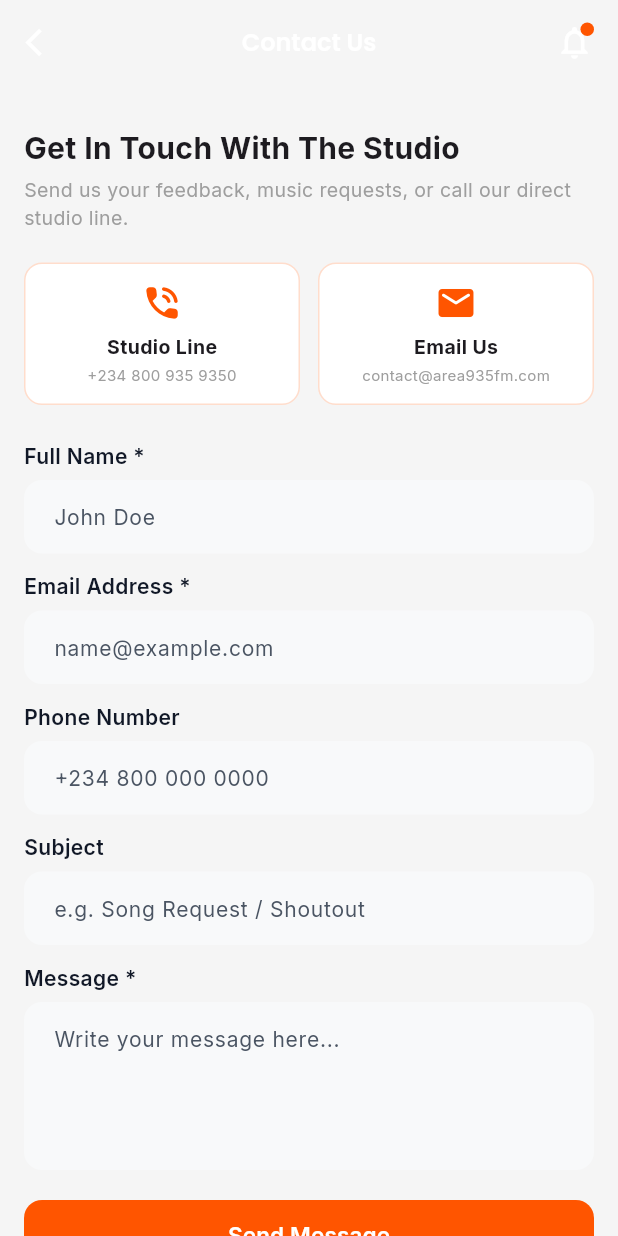
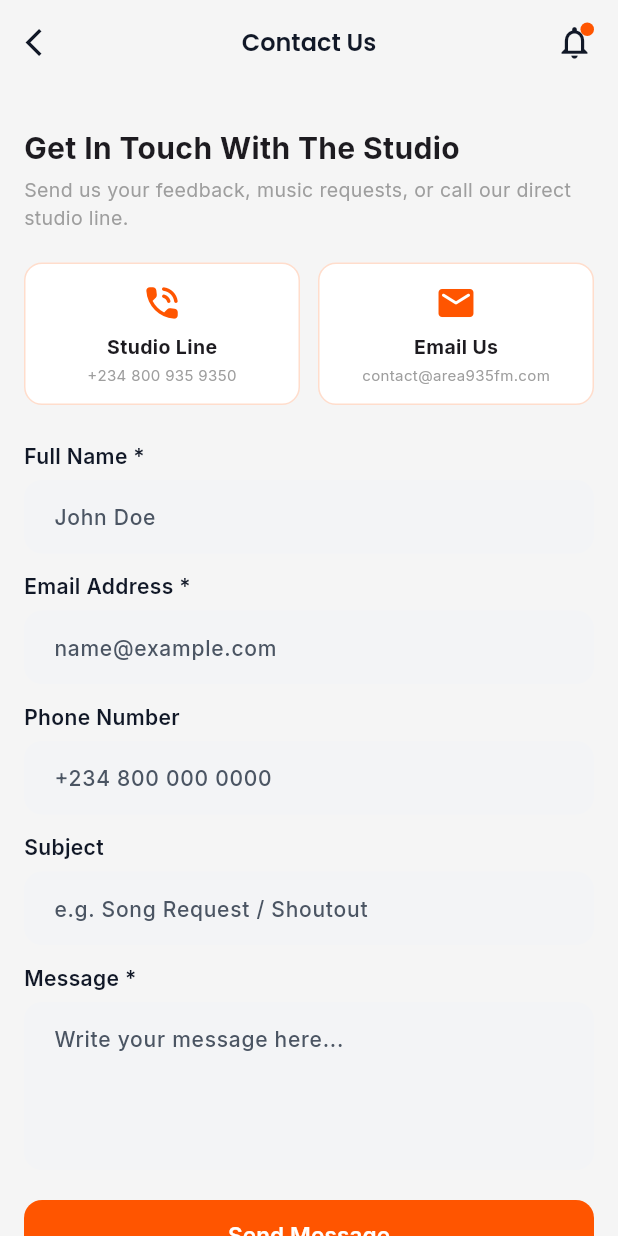
Before and after one commit to m16-omar/93.5-Area-FM-App, a Flutter app: the ContactView screen opened by its route, on a phone screen of 412 x 824 dp. Run offline on Flutter 3.47's test engine with Material 3 defaults, Android fonts, the phone set to English and light mode, and no system bars; our stand-ins replace cached_network_image, dio, flutter_riverpod, go_router, google_fonts, hive_flutter and 3 more; accounts and stored records are empty; network calls fail.

Commit message:
fix: make app bar icons, status bar, section headers, and text input fields theme-aware for maximum visibility in light and dark modes

```diff
--- a/lib/common/components/custom_app_bar.dart
+++ b/lib/common/components/custom_app_bar.dart
@@ -6,7 +6,7 @@ import '../../const/app_assets.dart';
 
 /// Centered logo app bar matching the designer spec.
 /// Shows hamburger (drawer) on left, prominent brand logo in center,
-/// and notification bell on right by default.
+/// and notification bell on right by default. Theme-aware for light/dark modes.
 class AreaFMAppBar extends StatelessWidget implements PreferredSizeWidget {
   final bool showBack;
   final bool showNotification;
@@ -31,50 +31,54 @@ class AreaFMAppBar extends StatelessWidget implements PreferredSizeWidget {
 
   @override
   Widget build(BuildContext context) {
+    final isDark = Theme.of(context).brightness == Brightness.dark;
+    final iconColor = isDark ? Colors.white : AppColors.textPrimaryLight;
+
     return AnnotatedRegion<SystemUiOverlayStyle>(
-      value: const SystemUiOverlayStyle(
+      value: SystemUiOverlayStyle(
         statusBarColor: Colors.transparent,
-        statusBarIconBrightness: Brightness.light,
+        statusBarIconBrightness: isDark ? Brightness.light : Brightness.dark,
       ),
       child: AppBar(
         backgroundColor: Colors.transparent,
         elevation: 0,
         scrolledUnderElevation: 0,
         automaticallyImplyLeading: false,
-        systemOverlayStyle: const SystemUiOverlayStyle(
+        systemOverlayStyle: SystemUiOverlayStyle(
           statusBarColor: Colors.transparent,
-          statusBarIconBrightness: Brightness.light,
+          statusBarIconBrightness: isDark ? Brightness.light : Brightness.dark,
         ),
         leading: showBack
             ? IconButton(
-                icon: const Icon(Icons.arrow_back_ios, color: Colors.white, size: 22),
+                icon: Icon(Icons.arrow_back_ios, color: iconColor, size: 22),
                 onPressed: () => Navigator.of(context).pop(),
               )
             : IconButton(
-                icon: const Icon(Icons.menu, color: Colors.white, size: 26),
+                icon: Icon(Icons.menu, color: iconColor, size: 26),
                 onPressed: onMenuTap ?? () => Scaffold.of(context).openDrawer(),
               ),
         title: title != null
             ? Text(
                 title!,
                 style: GoogleFonts.poppins(
-                  color: Colors.white,
+                  color: iconColor,
                   fontSize: 16,
                   fontWeight: FontWeight.w600,
                 ),
               )
-            : _AreaFMLogo(),
+            : _AreaFMLogo(isDark: isDark),
         centerTitle: true,
         actions: actions ??
             [
               if (showSearch)
                 IconButton(
-                  icon: const Icon(Icons.search, color: Colors.white, size: 24),
+                  icon: Icon(Icons.search, color: iconColor, size: 24),
                   onPressed: () {},
                 ),
               if (showNotification)
                 _NotificationBell(
                   count: notificationCount,
+                  iconColor: iconColor,
                   onTap: onNotificationTap,
                 ),
               const SizedBox(width: 8),
@@ -88,6 +92,9 @@ class AreaFMAppBar extends StatelessWidget implements PreferredSizeWidget {
 }
 
 class _AreaFMLogo extends StatelessWidget {
+  final bool isDark;
+  const _AreaFMLogo({required this.isDark});
+
   @override
   Widget build(BuildContext context) {
     return Image.asset(
@@ -95,13 +102,14 @@ class _AreaFMLogo extends StatelessWidget {
       height: 64,
       fit: BoxFit.contain,
       errorBuilder: (context, error, stackTrace) {
+        final textColor = isDark ? Colors.white : AppColors.textPrimaryLight;
         return RichText(
           textAlign: TextAlign.center,
           text: TextSpan(
             children: [
               TextSpan(
                 text: '93.5\n',
-                style: GoogleFonts.bebasNeue(fontSize: 14, color: Colors.white, height: 1.0),
+                style: GoogleFonts.bebasNeue(fontSize: 14, color: textColor, height: 1.0),
               ),
               TextSpan(
                 text: 'AREA ',
@@ -109,7 +117,7 @@ class _AreaFMLogo extends StatelessWidget {
               ),
               TextSpan(
                 text: 'FM',
-                style: GoogleFonts.bebasNeue(fontSize: 24, color: Colors.white),
+                style: GoogleFonts.bebasNeue(fontSize: 24, color: textColor),
               ),
             ],
           ),
@@ -121,9 +129,10 @@ class _AreaFMLogo extends StatelessWidget {
 
 class _NotificationBell extends StatelessWidget {
   final int count;
+  final Color iconColor;
   final VoidCallback? onTap;
 
-  const _NotificationBell({required this.count, this.onTap});
+  const _NotificationBell({required this.count, required this.iconColor, this.onTap});
 
   @override
   Widget build(BuildContext context) {
@@ -132,9 +141,9 @@ class _NotificationBell extends StatelessWidget {
       child: Stack(
         clipBehavior: Clip.none,
         children: [
-          const Padding(
-            padding: EdgeInsets.all(8),
-            child: Icon(Icons.notifications_outlined, color: Colors.white, size: 26),
+          Padding(
+            padding: const EdgeInsets.all(8),
+            child: Icon(Icons.notifications_outlined, color: iconColor, size: 26),
           ),
           if (count > 0)
             Positioned(
--- a/lib/common/widgets/app_text_field.dart
+++ b/lib/common/widgets/app_text_field.dart
@@ -1,4 +1,5 @@
 import 'package:flutter/material.dart';
+import 'package:google_fonts/google_fonts.dart';
 import '../../const/app_colors.dart';
 import '../../const/app_sizes.dart';
 
@@ -31,6 +32,9 @@ class AppTextField extends StatelessWidget {
   @override
   Widget build(BuildContext context) {
     final isDark = Theme.of(context).brightness == Brightness.dark;
+    final textColor = isDark ? Colors.white : AppColors.textPrimaryLight;
+    final hintColor = isDark ? AppColors.textSecondaryDark : AppColors.textSecondaryLight;
+    final fillBg = isDark ? AppColors.surfaceDark3 : const Color(0xFFF3F4F6);
 
     return Column(
       crossAxisAlignment: CrossAxisAlignment.start,
@@ -38,10 +42,10 @@ class AppTextField extends StatelessWidget {
         if (labelText != null) ...[
           Text(
             labelText!,
-            style: TextStyle(
+            style: GoogleFonts.inter(
               fontSize: 14,
               fontWeight: FontWeight.w600,
-              color: isDark ? AppColors.textPrimaryDark : AppColors.textPrimaryLight,
+              color: textColor,
             ),
           ),
           const SizedBox(height: 6),
@@ -53,18 +57,19 @@ class AppTextField extends StatelessWidget {
           maxLines: maxLines,
           validator: validator,
           onChanged: onChanged,
-          style: TextStyle(
-            color: isDark ? AppColors.textPrimaryDark : AppColors.textPrimaryLight,
+          style: GoogleFonts.inter(
+            color: textColor,
             fontSize: 14,
+            fontWeight: FontWeight.w500,
           ),
           decoration: InputDecoration(
             hintText: hintText,
-            hintStyle: TextStyle(
-              color: isDark ? AppColors.textSecondaryDark : AppColors.textSecondaryLight,
+            hintStyle: GoogleFonts.inter(
+              color: hintColor,
               fontSize: 14,
             ),
             filled: true,
-            fillColor: isDark ? AppColors.cardDark : AppColors.cardLight,
+            fillColor: fillBg,
             prefixIcon: prefixIcon,
             suffixIcon: suffixIcon,
             contentPadding: const EdgeInsets.symmetric(horizontal: 16, vertical: 14),
```
Also changed, not shown: lib/src/views/auth/login_view.dart (+22 -5 lines), lib/src/views/auth/register_view.dart (+28 -11 lines), lib/src/views/home/widgets/explore_grid.dart (+10 -6 lines), lib/src/views/home/widgets/live_radio_section.dart (+6 -5 lines).
